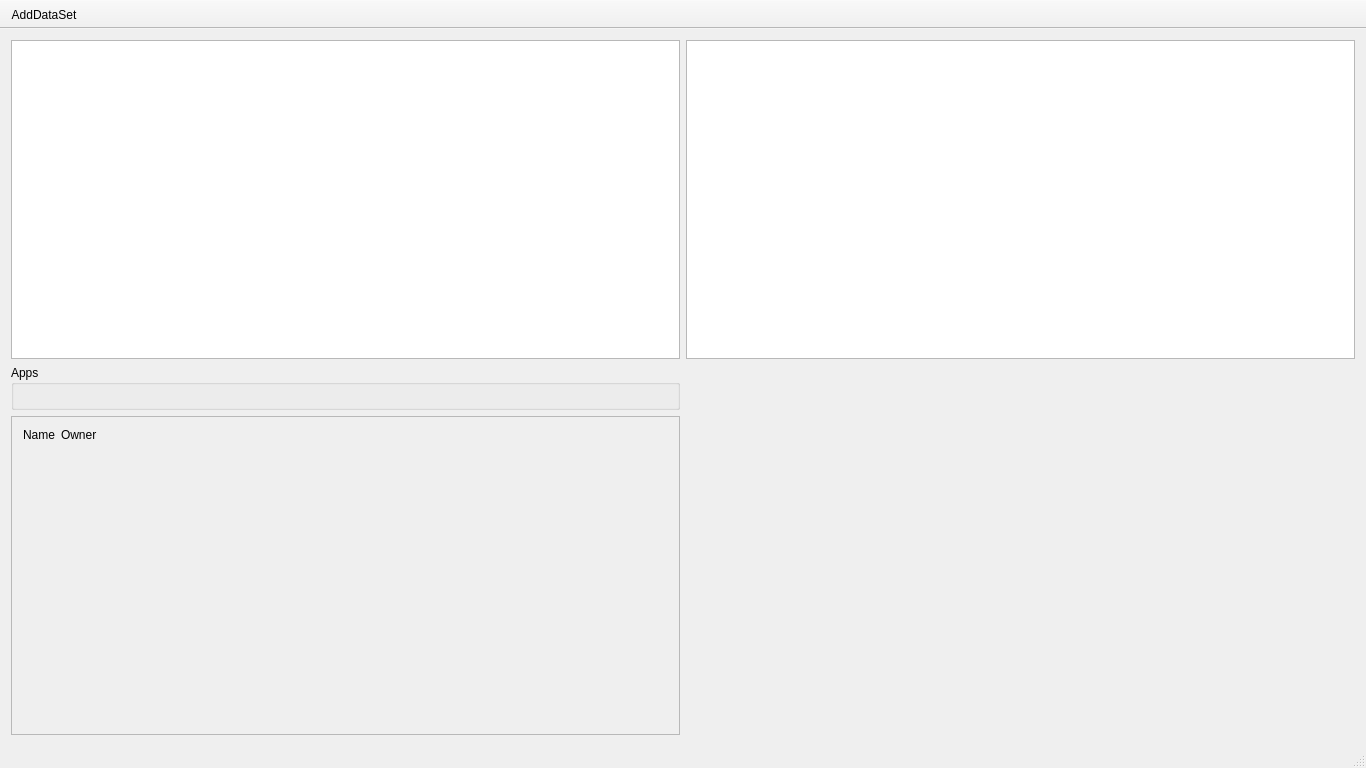
gmrvvis/Vishnu, file vishnu/MainWindow.ui: the form before one commit.
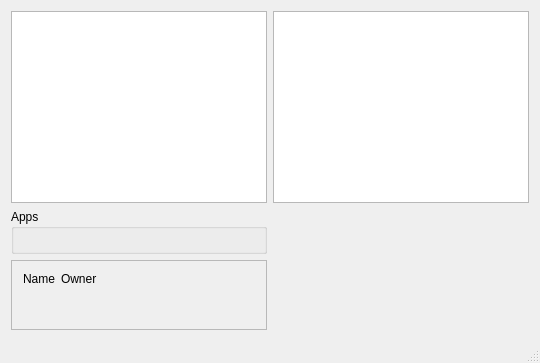
The form after the commit. Icons and pictures are not drawn.

Diff of the .ui file:
```diff
--- a/vishnu/MainWindow.ui
+++ b/vishnu/MainWindow.ui
@@ -2,33 +2,6 @@
 <ui version="4.0">
  <class>vishnu::MainWindow</class>
  <widget class="QMainWindow" name="vishnu::MainWindow">
-  <property name="geometry">
-   <rect>
-    <x>0</x>
-    <y>0</y>
-    <width>1366</width>
-    <height>768</height>
-   </rect>
-  </property>
-  <property name="minimumSize">
-   <size>
-    <width>300</width>
-    <height>0</height>
-   </size>
-  </property>
-  <property name="windowTitle">
-   <string>MainWindow</string>
-  </property>
-  <property name="windowIcon">
-   <iconset resource="resources.qrc">
-    <normaloff>:/icons/iconLauncher.png</normaloff>:/icons/iconLauncher.png</iconset>
-  </property>
-  <property name="iconSize">
-   <size>
-    <width>32</width>
-    <height>32</height>
-   </size>
-  </property>
   <widget class="QWidget" name="centralWidget">
    <layout class="QGridLayout" name="gridLayout_2">
     <item row="1" column="0">
@@ -160,34 +133,7 @@
     </rect>
    </property>
   </widget>
-  <widget class="QToolBar" name="mainToolBar">
-   <property name="movable">
-    <bool>false</bool>
-   </property>
-   <attribute name="toolBarArea">
-    <enum>TopToolBarArea</enum>
-   </attribute>
-   <attribute name="toolBarBreak">
-    <bool>false</bool>
-   </attribute>
-   <addaction name="actionOpenData"/>
-  </widget>
   <widget class="QStatusBar" name="statusBar"/>
-  <action name="actionOpenData">
-   <property name="icon">
-    <iconset resource="resources.qrc">
-     <normaloff>:/icons/addDataSet.png</normaloff>:/icons/addDataSet.png</iconset>
-   </property>
-   <property name="text">
-    <string>AddDataSet</string>
-   </property>
-   <property name="toolTip">
-    <string>Add DataSet</string>
-   </property>
-   <property name="shortcut">
-    <string>Ctrl+O</string>
-   </property>
-  </action>
  </widget>
  <layoutdefault spacing="6" margin="11"/>
  <resources>
```
